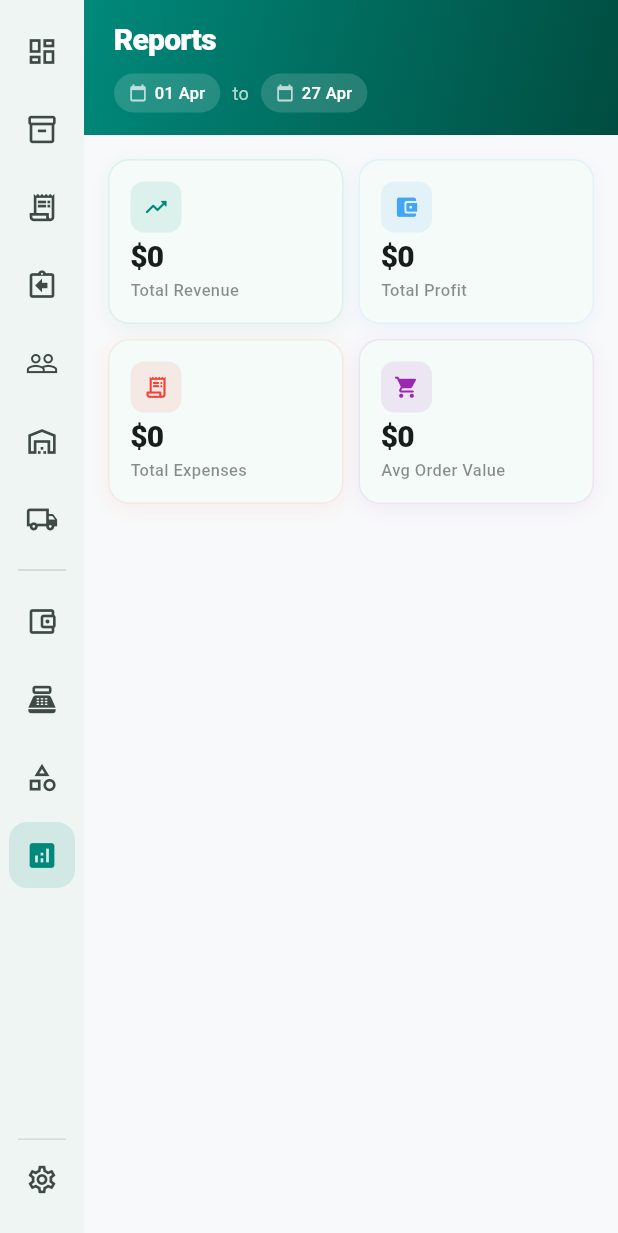
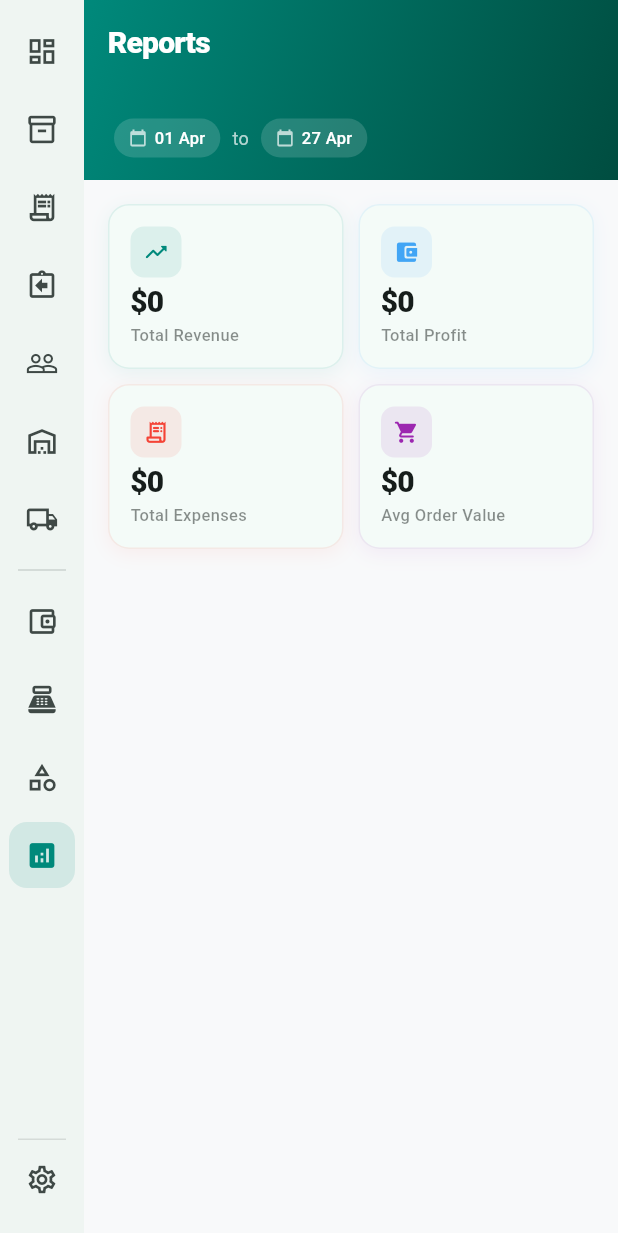
Before and after one commit to RemonAhammad/micro_seller, a Flutter app: the ReportsScreen screen opened by its route, on a phone screen of 412 x 824 dp. Shown: the top 1233 px of the screen. Run offline on Flutter 3.47's test engine with Material 3 defaults, Android fonts, the phone set to English and light mode, and no system bars; drawn by our look-alikes of showcaseview; our stand-ins replace csv, file_picker, fl_chart, flutter_dotenv, flutter_image_compress, flutter_local_notifications and 11 more; missing offline and left inert: googleapis, in_app_update, mobile_scanner; accounts and stored records are empty; generated files the repository leaves out were written again.

Commit message:
feat: Update ReportsScreen layout with increased app bar height and improved title display

```diff
--- a/lib/core/theme/app_theme.dart
+++ b/lib/core/theme/app_theme.dart
@@ -207,7 +207,7 @@ class AppTheme {
       contentPadding: const EdgeInsets.symmetric(horizontal: 16, vertical: 14),
       labelStyle: const TextStyle(color: Color(0xFF9CA3AF)),
     ),
-    scaffoldBackgroundColor: const Color(0xFF15152A),
+    scaffoldBackgroundColor: Colors.blueGrey.shade900,
     floatingActionButtonTheme: FloatingActionButtonThemeData(
       backgroundColor: AppColors.primaryLight,
       foregroundColor: Colors.white,
--- a/lib/features/reports/presentation/reports_screen.dart
+++ b/lib/features/reports/presentation/reports_screen.dart
@@ -60,30 +60,27 @@ class _ReportsScreenState extends ConsumerState<ReportsScreen> {
       body: CustomScrollView(
         slivers: [
           SliverAppBar(
-            expandedHeight: 90,
+            expandedHeight: 120,
             pinned: true,
             backgroundColor: AppColors.primary,
             foregroundColor: Colors.white,
-            flexibleSpace: FlexibleSpaceBar(
-              background: Container(
-                decoration: const BoxDecoration(gradient: AppColors.dashboardGradient),
-                child: SafeArea(
-                  child: Padding(
-                    padding: const EdgeInsets.fromLTRB(20, 12, 20, 0),
-                    child: Column(
-                      crossAxisAlignment: CrossAxisAlignment.start,
-                      children: [
-                        Text(
+            centerTitle: false,
+            title: Text(
               s.reports,
-                          style: TextStyle(
+              style: const TextStyle(
                 color: Colors.white,
                 fontSize: 20,
                 fontWeight: FontWeight.w800,
                 letterSpacing: -0.5,
               ),
             ),
-                        const SizedBox(height: 8),
-                        Row(
+            flexibleSpace: FlexibleSpaceBar(
+              background: Container(
+                decoration: const BoxDecoration(gradient: AppColors.dashboardGradient),
+                child: SafeArea(
+                  child: Padding(
+                    padding: const EdgeInsets.fromLTRB(20, kToolbarHeight + 8, 20, 0),
+                    child: Row(
                       children: [
                         _DateChip(
                           label: DateFormatter.formatShort(_startDate),
@@ -97,8 +94,6 @@ class _ReportsScreenState extends ConsumerState<ReportsScreen> {
                         _DateChip(
                           label: DateFormatter.formatShort(_endDate),
                           onTap: () => _pickDate(isStart: false),
-                            ),
-                          ],
                         ),
                       ],
                     ),
```
Lines whose indentation alone changed are shown as unchanged.
